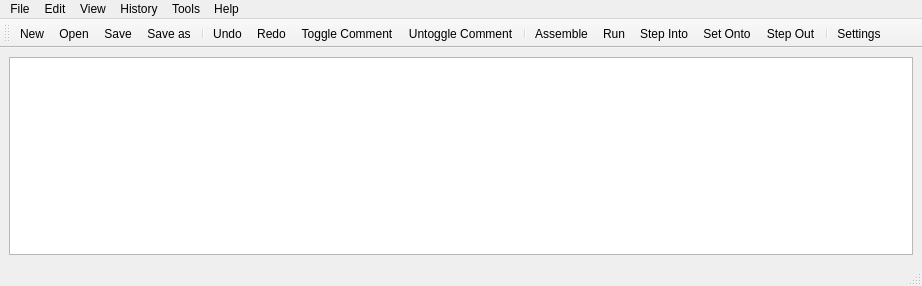
Above: gui/ui/main_window.ui from imndllnuri/rv32i-emulator before the change. Below: the same form after it.
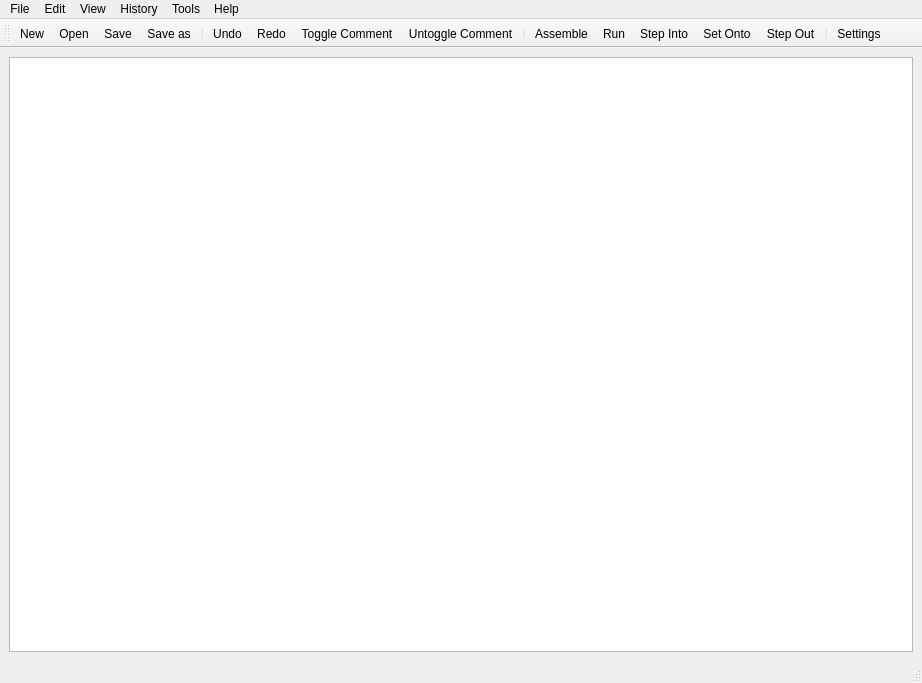
That is the form after the change.

Diff of the .ui file:
```diff
--- a/gui/ui/main_window.ui
+++ b/gui/ui/main_window.ui
@@ -10,11 +10,11 @@
     <x>0</x>
     <y>0</y>
     <width>922</width>
-    <height>286</height>
+    <height>683</height>
    </rect>
   </property>
   <property name="sizePolicy">
-   <sizepolicy hsizetype="Maximum" vsizetype="Maximum">
+   <sizepolicy hsizetype="Expanding" vsizetype="Expanding">
     <horstretch>0</horstretch>
     <verstretch>0</verstretch>
    </sizepolicy>
```
